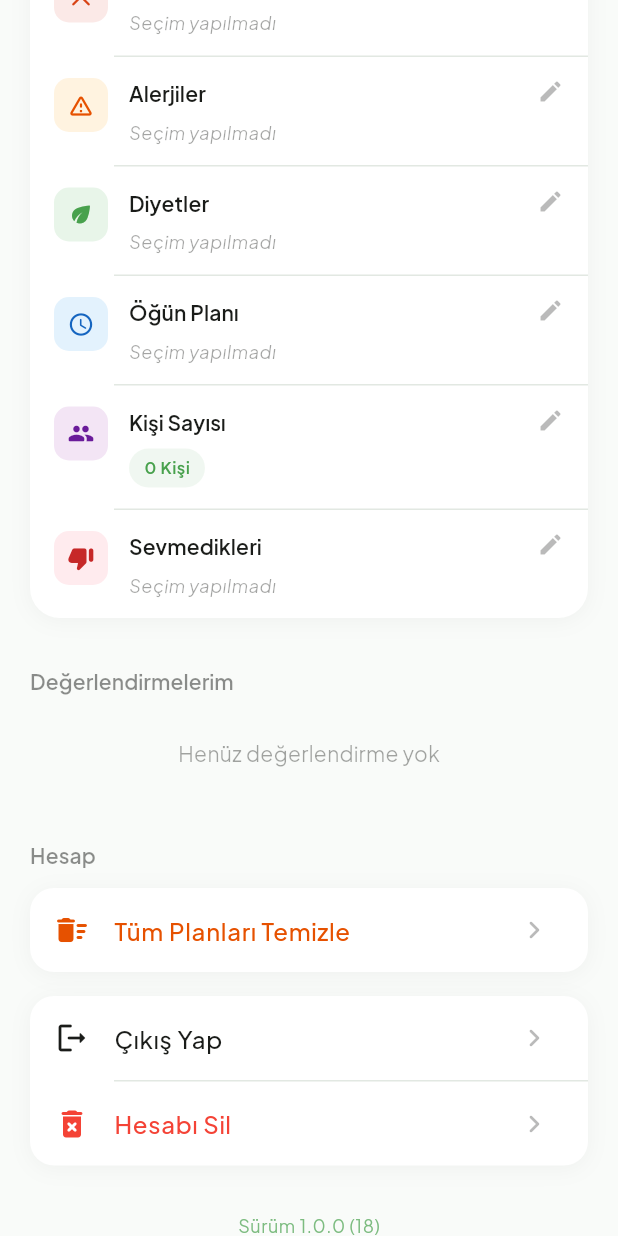
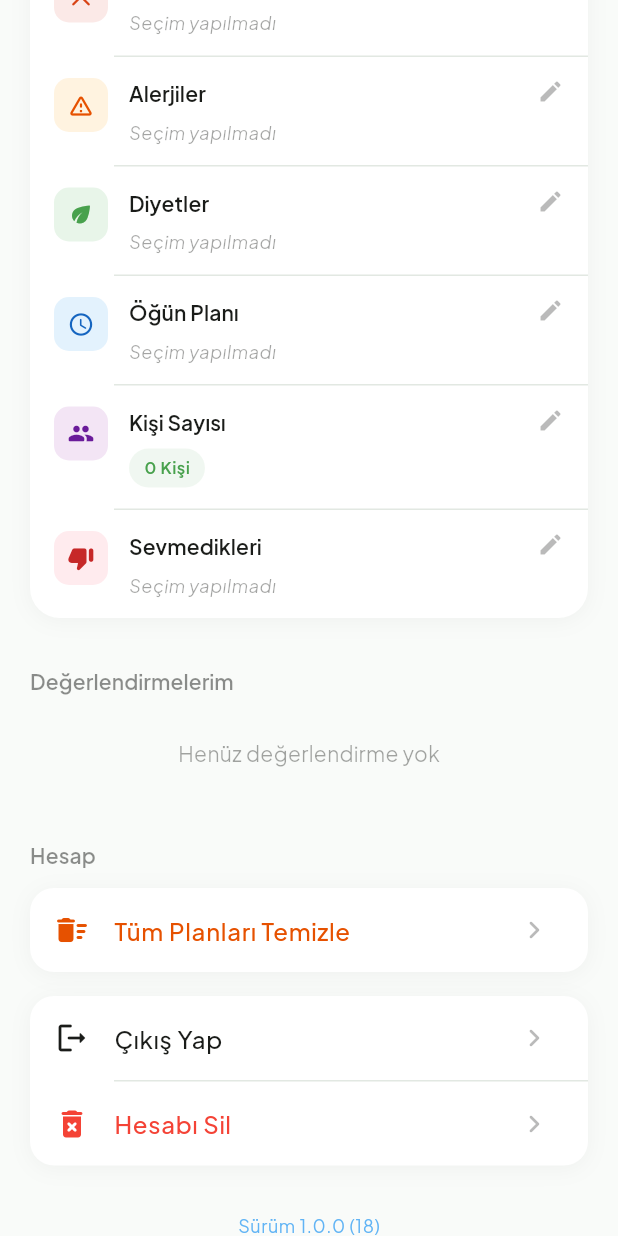
Before and after one commit to anielyavuz/ceptesef, a Flutter app: the ProfileScreen screen opened directly, scrolled down 576 dp, on a phone screen of 412 x 824 dp. Run offline on Flutter 3.47's test engine with Material 3 defaults, Android fonts, the phone set to English and light mode, and no system bars; our stand-ins replace cloud_firestore, firebase_auth, firebase_core, firebase_messaging, flutter_local_notifications, google_fonts and 6 more; accounts and stored records are empty; network calls fail.

Commit message:
Profil versiyon metninin rengini yeşilden maviye değiştir
AppColors.primary (yeşil) yerine Colors.blue kullanılarak
versiyon metni maviye güncellendi.

https://claude.ai/code/session_01TrGEhELoHMEcHsLeRdHexs

```diff
--- a/lib/features/profile/screens/profile_screen.dart
+++ b/lib/features/profile/screens/profile_screen.dart
@@ -536,7 +536,7 @@ class _ProfileScreenState extends State<ProfileScreen> {
                                   .textTheme
                                   .bodySmall
                                   ?.copyWith(
-                                    color: AppColors.primary
+                                    color: Colors.blue
                                         .withValues(alpha: 0.7),
                                   ),
                             ),
```
